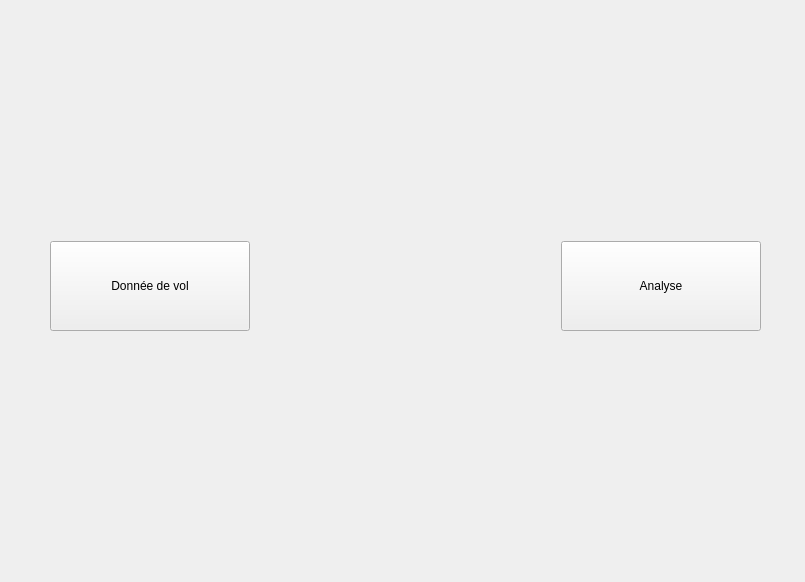
Before: the Qt Designer form BaseStationCode/ui/Main_window.ui in ul-gaul/Avionique_Software, drawn with Qt 5.
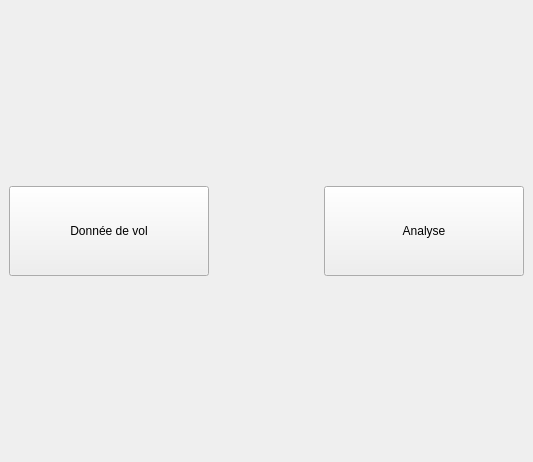
After: the same form once the commit is applied.

Patch:
```diff
--- a/BaseStationCode/ui/Main_window.ui
+++ b/BaseStationCode/ui/Main_window.ui
@@ -6,23 +6,22 @@
    <rect>
     <x>0</x>
     <y>0</y>
-    <width>805</width>
-    <height>582</height>
+    <width>533</width>
+    <height>462</height>
    </rect>
   </property>
+  <property name="maximumSize">
+   <size>
+    <width>533</width>
+    <height>462</height>
+   </size>
+  </property>
   <property name="windowTitle">
    <string>MainWindow</string>
   </property>
   <widget class="QWidget" name="centralwidget">
-   <widget class="QWidget" name="horizontalLayoutWidget">
-    <property name="geometry">
-     <rect>
-      <x>50</x>
-      <y>240</y>
-      <width>711</width>
-      <height>92</height>
-     </rect>
-    </property>
+   <layout class="QGridLayout" name="gridLayout">
+    <item row="0" column="0">
     <layout class="QHBoxLayout" name="menuLayout">
      <item>
       <widget class="QPushButton" name="flightDataPush">
@@ -70,7 +69,8 @@
       </widget>
      </item>
     </layout>
-   </widget>
+    </item>
+   </layout>
   </widget>
  </widget>
  <resources/>
```
Lines whose indentation alone changed are shown as unchanged.
